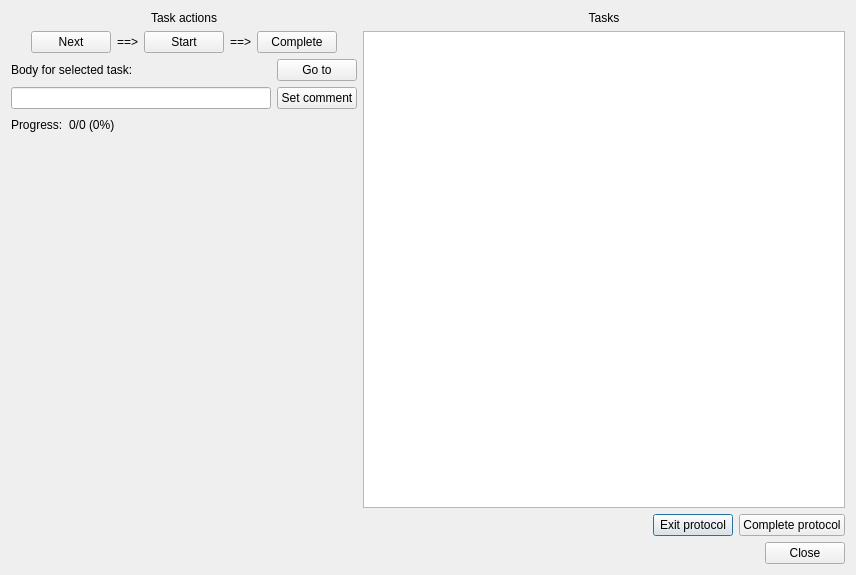
Before: the Qt Designer form neurolabi/gui/protocols/orphanlinkprotocol.ui in janelia-flyem/NeuTu, drawn with Qt 5.
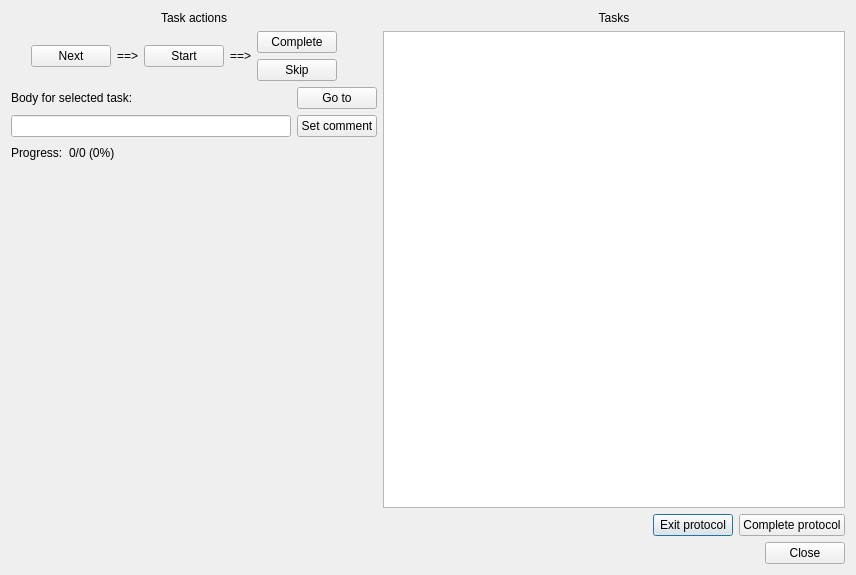
After: the same form once the commit is applied.

```diff
--- a/neurolabi/gui/protocols/orphanlinkprotocol.ui
+++ b/neurolabi/gui/protocols/orphanlinkprotocol.ui
@@ -74,6 +74,11 @@
           </widget>
          </item>
          <item>
+          <layout class="QVBoxLayout" name="verticalLayout_4">
+           <property name="rightMargin">
+            <number>20</number>
+           </property>
+           <item>
           <widget class="QPushButton" name="completeTaskButton">
            <property name="text">
             <string>Complete</string>
@@ -82,6 +87,18 @@
             <bool>false</bool>
            </property>
           </widget>
+           </item>
+           <item>
+            <widget class="QPushButton" name="skipTaskButton">
+             <property name="text">
+              <string>Skip</string>
+             </property>
+             <property name="autoDefault">
+              <bool>false</bool>
+             </property>
+            </widget>
+           </item>
+          </layout>
          </item>
         </layout>
        </item>
```
Lines whose indentation alone changed are shown as unchanged.
